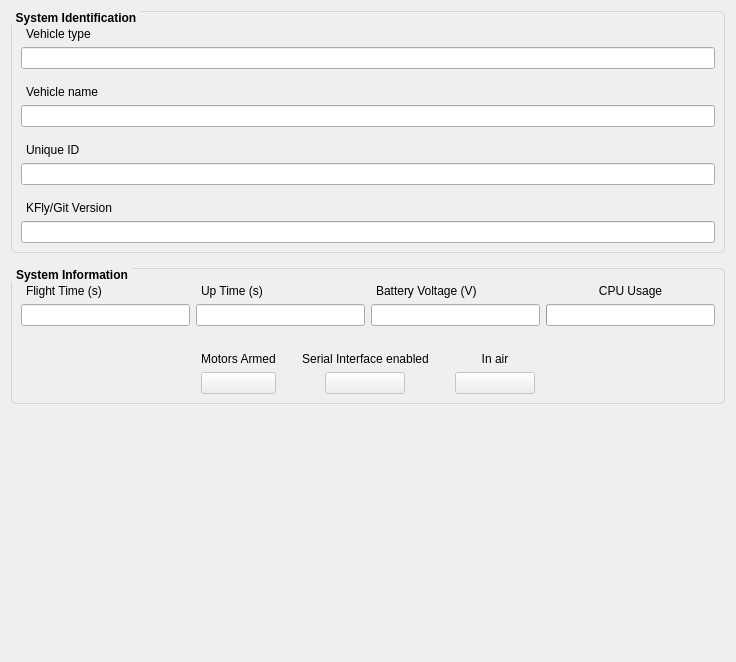
Before: the Qt Designer form ui_sys_info.ui in korken89/kfly_gui, drawn with Qt 5.
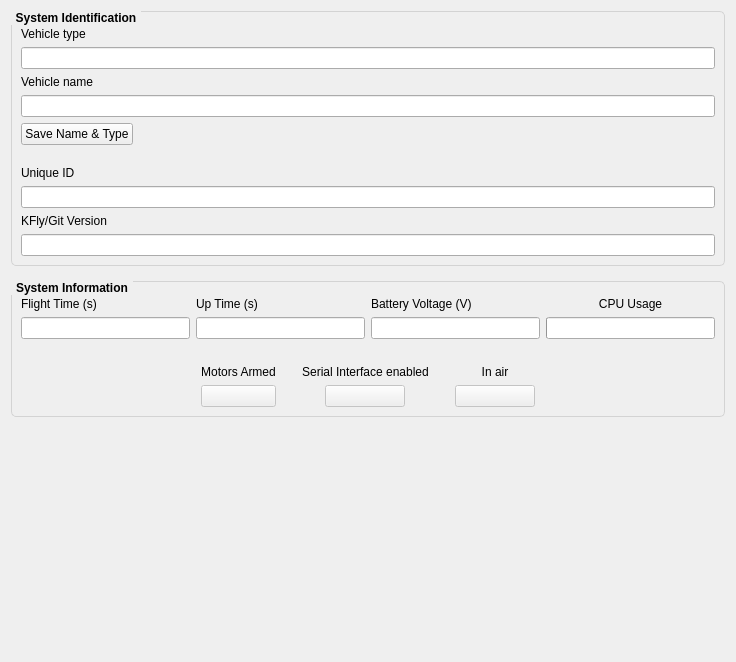
After: the same form once the commit is applied. Custom widgets are drawn as their Qt base class.

Commit message: Minor changes here and there

What changed in the file:
```diff
--- a/ui_sys_info.ui
+++ b/ui_sys_info.ui
@@ -50,67 +50,53 @@
         <property name="text">
          <string>Vehicle type</string>
         </property>
-        <property name="indent">
-         <number>5</number>
-        </property>
        </widget>
       </item>
       <item>
        <widget class="QLineEdit" name="editVehicleType"/>
       </item>
-      <item>
-       <spacer name="verticalSpacer_4">
-        <property name="orientation">
-         <enum>Qt::Vertical</enum>
-        </property>
-        <property name="sizeType">
-         <enum>QSizePolicy::Minimum</enum>
-        </property>
-        <property name="sizeHint" stdset="0">
-         <size>
-          <width>20</width>
-          <height>10</height>
-         </size>
-        </property>
-       </spacer>
-      </item>
       <item>
        <widget class="QLabel" name="label_2">
         <property name="text">
          <string>Vehicle name</string>
         </property>
-        <property name="indent">
-         <number>5</number>
-        </property>
        </widget>
       </item>
       <item>
        <widget class="QLineEdit" name="editVehicleName"/>
       </item>
       <item>
-       <spacer name="verticalSpacer_5">
-        <property name="orientation">
-         <enum>Qt::Vertical</enum>
+       <layout class="QHBoxLayout" name="horizontalLayout_6">
+        <property name="bottomMargin">
+         <number>15</number>
         </property>
-        <property name="sizeType">
-         <enum>QSizePolicy::Minimum</enum>
-        </property>
-        <property name="sizeHint" stdset="0">
-         <size>
-          <width>20</width>
-          <height>10</height>
-         </size>
-        </property>
-       </spacer>
+        <item>
+         <widget class="QPushButton" name="buttonSaveStrings">
+          <property name="text">
+           <string>Save Name &amp;&amp; Type</string>
+          </property>
+         </widget>
+        </item>
+        <item>
+         <spacer name="horizontalSpacer_5">
+          <property name="orientation">
+           <enum>Qt::Horizontal</enum>
+          </property>
+          <property name="sizeHint" stdset="0">
+           <size>
+            <width>40</width>
+            <height>20</height>
+           </size>
+          </property>
+         </spacer>
+        </item>
+       </layout>
       </item>
       <item>
        <widget class="QLabel" name="label_3">
         <property name="text">
          <string>Unique ID</string>
         </property>
-        <property name="indent">
-         <number>5</number>
-        </property>
        </widget>
       </item>
       <item>
@@ -120,30 +106,11 @@
         </property>
        </widget>
       </item>
-      <item>
-       <spacer name="verticalSpacer_6">
-        <property name="orientation">
-         <enum>Qt::Vertical</enum>
-        </property>
-        <property name="sizeType">
-         <enum>QSizePolicy::Minimum</enum>
-        </property>
-        <property name="sizeHint" stdset="0">
-         <size>
-          <width>20</width>
-          <height>10</height>
-         </size>
-        </property>
-       </spacer>
-      </item>
       <item>
        <widget class="QLabel" name="label_4">
         <property name="text">
          <string>KFly/Git Version</string>
         </property>
-        <property name="indent">
-         <number>5</number>
-        </property>
        </widget>
       </item>
       <item>
@@ -193,9 +160,6 @@
             <property name="text">
              <string>Flight Time (s)</string>
             </property>
-            <property name="indent">
-             <number>5</number>
-            </property>
            </widget>
           </item>
           <item>
@@ -210,9 +174,6 @@
             <property name="text">
              <string>Up Time (s)</string>
             </property>
-            <property name="indent">
-             <number>5</number>
-            </property>
            </widget>
           </item>
           <item>
@@ -227,9 +188,6 @@
             <property name="text">
              <string>Battery Voltage (V)</string>
             </property>
-            <property name="indent">
-             <number>5</number>
-            </property>
            </widget>
           </item>
           <item>
```
The commit also changes 2 other files.
